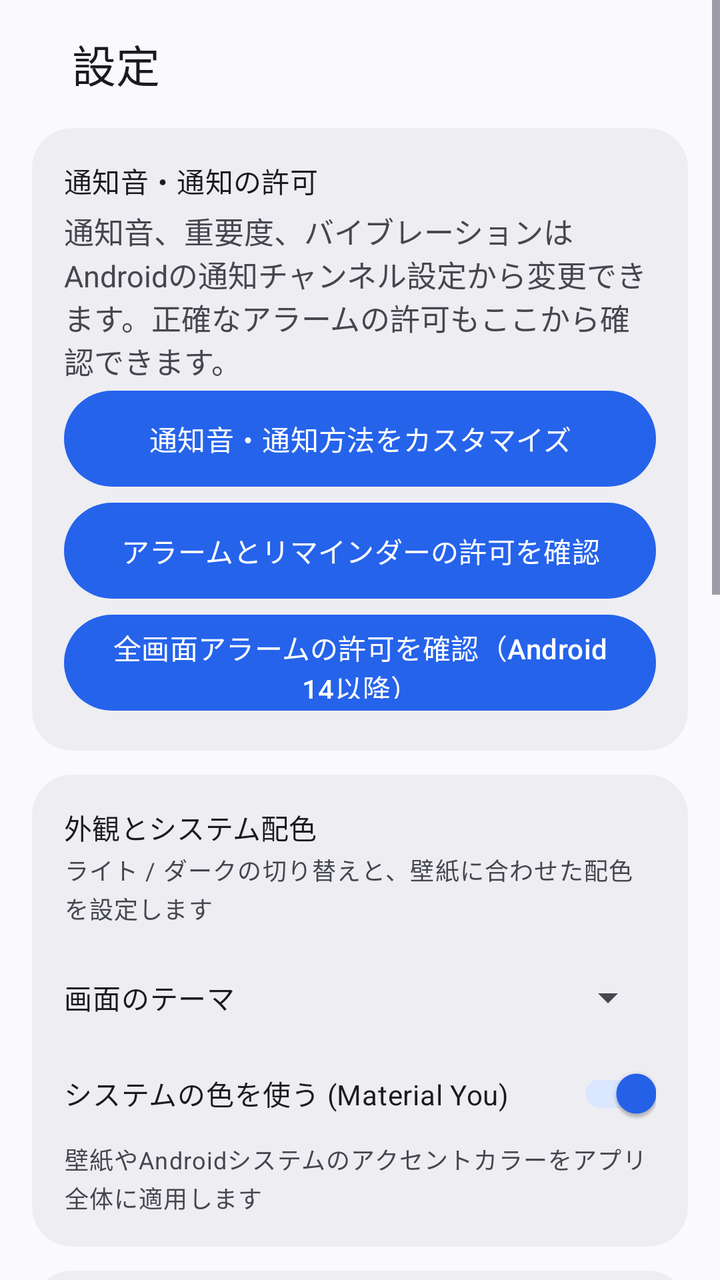
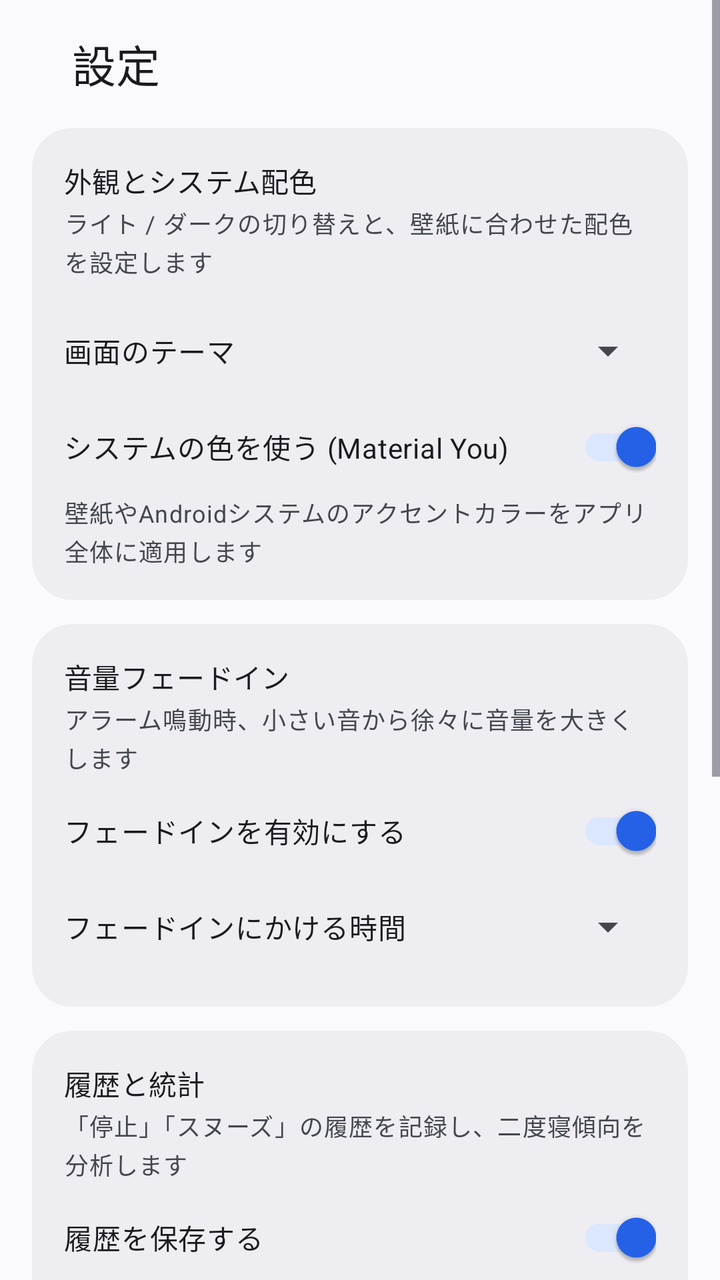

Before-and-after screenshots of an Android layout around one commit, followed by the original layout XML and the change that was made.
<!-- AndroidManifest.xml: application theme Theme.AppAlarm -->
<!-- res/layout/activity_settings.xml -->
<?xml version="1.0" encoding="utf-8"?>
<ScrollView xmlns:android="http://schemas.android.com/apk/res/android" xmlns:app="http://schemas.android.com/apk/res-auto"
    android:layout_width="match_parent"
    android:layout_height="match_parent"
    android:background="?attr/colorSurface"
    android:fitsSystemWindows="true">

    <LinearLayout
        android:layout_width="match_parent"
        android:layout_height="wrap_content"
        android:orientation="vertical"
        android:paddingStart="16dp"
        android:paddingEnd="16dp"
        android:paddingBottom="16dp">

    <LinearLayout
        android:layout_width="match_parent"
        android:layout_height="64dp"
        android:gravity="center_vertical"
        android:orientation="horizontal"
        android:paddingStart="20dp"
        android:paddingEnd="12dp">

        <TextView
            android:layout_width="0dp"
            android:layout_height="wrap_content"
            android:layout_weight="1"
            android:text="@string/settings_title"
            android:textAppearance="?attr/textAppearanceTitleLarge"
            android:textColor="?attr/colorOnSurface" />

    </LinearLayout>

        <com.google.android.material.card.MaterialCardView
            style="@style/Widget.Material3.CardView.Filled"
            android:layout_width="match_parent"
            android:layout_height="wrap_content"
            android:layout_marginBottom="12dp"
            app:cardBackgroundColor="?attr/colorSurfaceContainer"
            app:cardCornerRadius="20dp"
            app:cardElevation="0dp">
            <LinearLayout
                android:layout_width="match_parent"
                android:layout_height="wrap_content"
                android:orientation="vertical"
                android:padding="16dp">
                <TextView android:layout_width="wrap_content" android:layout_height="wrap_content"
                    android:text="通知音・通知の許可" android:textAppearance="?attr/textAppearanceTitleSmall"
                    android:textColor="?attr/colorOnSurface" />
                <TextView android:layout_width="match_parent" android:layout_height="wrap_content"
                    android:text="通知音、重要度、バイブレーションはAndroidの通知チャンネル設定から変更できます。正確なアラームの許可もここから確認できます。"
                    android:textSize="15sp" android:layout_marginTop="4dp" />
                <Button android:id="@+id/btn_notification_settings" android:layout_width="match_parent"
                    android:layout_height="56dp" android:text="通知音・通知方法をカスタマイズ" />
                <Button android:id="@+id/btn_exact_alarm_settings" android:layout_width="match_parent"
                    android:layout_height="56dp" android:text="アラームとリマインダーの許可を確認" />
                <Button android:id="@+id/btn_fullscreen_settings" android:layout_width="match_parent"
                    android:layout_height="56dp" android:text="全画面アラームの許可を確認（Android 14以降）" />
            </LinearLayout>
        </com.google.android.material.card.MaterialCardView>

        <com.google.android.material.card.MaterialCardView
            style="@style/Widget.Material3.CardView.Filled"
            android:layout_width="match_parent"
            android:layout_height="wrap_content"
            android:layout_marginBottom="12dp"
            app:cardBackgroundColor="?attr/colorSurfaceContainer"
            app:cardCornerRadius="20dp"
            app:cardElevation="0dp">

            <LinearLayout
                android:layout_width="match_parent"
                android:layout_height="wrap_content"
                android:orientation="vertical"
                android:padding="16dp">

                <TextView
                    android:layout_width="wrap_content"
                    android:layout_height="wrap_content"
                    android:text="外観とシステム配色"
                    android:textAppearance="?attr/textAppearanceTitleSmall"
                    android:textColor="?attr/colorOnSurface" />
                <TextView
                    android:layout_width="wrap_content"
                    android:layout_height="wrap_content"
                    android:layout_marginTop="2dp"
                    android:layout_marginBottom="8dp"
                    android:text="ライト / ダークの切り替えと、壁紙に合わせた配色を設定します"
                    android:textAppearance="?attr/textAppearanceBodySmall"
                    android:textColor="?attr/colorOnSurfaceVariant" />
                <LinearLayout
                    android:layout_width="match_parent"
                    android:layout_height="wrap_content"
                    android:layout_marginTop="4dp"
                    android:gravity="center_vertical"
                    android:orientation="horizontal">

                    <TextView
                        android:layout_width="0dp"
                        android:layout_height="wrap_content"
                        android:layout_weight="1"
                        android:text="画面のテーマ"
                        android:textAppearance="?attr/textAppearanceBodyMedium"
                        android:textColor="?attr/colorOnSurface" />

                    <Spinner
                        android:id="@+id/spinner_theme_mode"
                        android:layout_width="wrap_content"
                        android:layout_height="48dp" />
                </LinearLayout>
                <androidx.appcompat.widget.SwitchCompat
                    android:id="@+id/switch_dynamic_color"
                    android:layout_width="match_parent"
                    android:layout_height="wrap_content"
                    android:minHeight="48dp"
                    android:text="システムの色を使う (Material You)"
                    android:textColor="?attr/colorOnSurface"
                    android:checked="true" />
                <TextView
                    android:id="@+id/tv_dynamic_color_desc"
                    android:layout_width="wrap_content"
                    android:layout_height="wrap_content"
                    android:text="壁紙やAndroidシステムのアクセントカラーをアプリ全体に適用します"
                    android:textAppearance="?attr/textAppearanceBodySmall"
                    android:textColor="?attr/colorOnSurfaceVariant" />
            </LinearLayout>
        </com.google.android.material.card.MaterialCardView>

        <com.google.android.material.card.MaterialCardView
            style="@style/Widget.Material3.CardView.Filled"
            android:layout_width="match_parent"
            android:layout_height="wrap_content"
            android:layout_marginBottom="12dp"
            app:cardBackgroundColor="?attr/colorSurfaceContainer"
            app:cardCornerRadius="20dp"
            app:cardElevation="0dp">

            <LinearLayout
                android:layout_width="match_parent"
                android:layout_height="wrap_content"
                android:orientation="vertical"
                android:padding="16dp">

                <TextView
                    android:layout_width="wrap_content"
                    android:layout_height="wrap_content"
                    android:text="音量フェードイン"
                    android:textAppearance="?attr/textAppearanceTitleSmall"
                    android:textColor="?attr/colorOnSurface" />
                <TextView
                    android:layout_width="wrap_content"
                    android:layout_height="wrap_content"
                    android:layout_marginTop="2dp"
                    android:layout_marginBottom="4dp"
                    android:text="アラーム鳴動時、小さい音から徐々に音量を大きくします"
                    android:textAppearance="?attr/textAppearanceBodySmall"
                    android:textColor="?attr/colorOnSurfaceVariant" />
                <androidx.appcompat.widget.SwitchCompat
                    android:id="@+id/switch_fade_enabled"
                    android:layout_width="match_parent"
                    android:layout_height="wrap_content"
                    android:minHeight="48dp"
                    android:text="フェードインを有効にする"
                    android:textColor="?attr/colorOnSurface"
                    android:checked="true" />
                <LinearLayout
                    android:id="@+id/layout_fade_duration"
                    android:layout_width="match_parent"
                    android:layout_height="wrap_content"
                    android:gravity="center_vertical"
                    android:orientation="horizontal">

                    <TextView
                        android:layout_width="0dp"
                        android:layout_height="wrap_content"
                        android:layout_weight="1"
                        android:text="フェードインにかける時間"
                        android:textAppearance="?attr/textAppearanceBodyMedium"
                        android:textColor="?attr/colorOnSurface" />

                    <Spinner
                        android:id="@+id/spinner_fade_seconds"
                        android:layout_width="wrap_content"
                        android:layout_height="48dp" />
                </LinearLayout>
            </LinearLayout>
        </com.google.android.material.card.MaterialCardView>

        <com.google.android.material.card.MaterialCardView
            style="@style/Widget.Material3.CardView.Filled"
            android:layout_width="match_parent"
            android:layout_height="wrap_content"
            android:layout_marginBottom="12dp"
            app:cardBackgroundColor="?attr/colorSurfaceContainer"
            app:cardCornerRadius="20dp"
            app:cardElevation="0dp">

            <LinearLayout
                android:layout_width="match_parent"
                android:layout_height="wrap_content"
                android:orientation="vertical"
                android:padding="16dp">

                <TextView
                    android:layout_width="wrap_content"
                    android:layout_height="wrap_content"
                    android:text="履歴と統計"
                    android:textAppearance="?attr/textAppearanceTitleSmall"
                    android:textColor="?attr/colorOnSurface" />
                <TextView
                    android:layout_width="wrap_content"
                    android:layout_height="wrap_content"
                    android:layout_marginTop="2dp"
                    android:layout_marginBottom="4dp"
                    android:text="「停止」「スヌーズ」の履歴を記録し、二度寝傾向を分析します"
                    android:textAppearance="?attr/textAppearanceBodySmall"
                    android:textColor="?attr/colorOnSurfaceVariant" />
                <androidx.appcompat.widget.SwitchCompat
                    android:id="@+id/switch_history_enabled"
                    android:layout_width="match_parent"
                    android:layout_height="wrap_content"
                    android:minHeight="48dp"
                    android:text="履歴を保存する"
                    android:textColor="?attr/colorOnSurface"
                    android:checked="true" />
                <Button
                    android:id="@+id/btn_open_history"
                    style="@style/Widget.Material3.Button.OutlinedButton"
                    android:layout_width="match_parent"
                    android:layout_height="wrap_content"
                    android:layout_marginTop="8dp"
                    android:text="履歴・統計を確認する"
                    android:textColor="?attr/colorPrimary" />
            </LinearLayout>
        </com.google.android.material.card.MaterialCardView>

        <com.google.android.material.card.MaterialCardView
            style="@style/Widget.Material3.CardView.Filled"
            android:layout_width="match_parent"
            android:layout_height="wrap_content"
            android:layout_marginBottom="12dp"
            app:cardBackgroundColor="?attr/colorSurfaceContainer"
            app:cardCornerRadius="20dp"
            app:cardElevation="0dp">

            <LinearLayout
                android:layout_width="match_parent"
                android:layout_height="wrap_content"
                android:orientation="vertical"
                android:padding="16dp">

                <TextView
                    android:layout_width="wrap_content"
                    android:layout_height="wrap_content"
                    android:text="再通知 (スヌーズ)"
                    android:textAppearance="?attr/textAppearanceTitleSmall"
                    android:textColor="?attr/colorOnSurface" />
                <LinearLayout
                    android:layout_width="match_parent"
                    android:layout_height="wrap_content"
                    android:layout_marginTop="4dp"
                    android:gravity="center_vertical"
                    android:orientation="horizontal">

                    <TextView
                        android:layout_width="0dp"
                        android:layout_height="wrap_content"
                        android:layout_weight="1"
                        android:text="再通知までの時間"
                        android:textAppearance="?attr/textAppearanceBodyMedium"
                        android:textColor="?attr/colorOnSurface" />

                    <Spinner
                        android:id="@+id/spinner_snooze_minutes"
                        android:layout_width="wrap_content"
                        android:layout_height="48dp" />
                </LinearLayout>
                <LinearLayout
                    android:layout_width="match_parent"
                    android:layout_height="wrap_content"
                    android:layout_marginTop="4dp"
                    android:gravity="center_vertical"
                    android:orientation="horizontal">

                    <TextView
                        android:layout_width="0dp"
                        android:layout_height="wrap_content"
                        android:layout_weight="1"
                        android:text="再通知の上限回数"
                        android:textAppearance="?attr/textAppearanceBodyMedium"
                        android:textColor="?attr/colorOnSurface" />

                    <Spinner
                        android:id="@+id/spinner_max_snooze"
                        android:layout_width="wrap_content"
                        android:layout_height="48dp" />
                </LinearLayout>
            </LinearLayout>
        </com.google.android.material.card.MaterialCardView>

        <com.google.android.material.card.MaterialCardView
            style="@style/Widget.Material3.CardView.Filled"
            android:layout_width="match_parent"
            android:layout_height="wrap_content"
            android:layout_marginBottom="0dp"
            app:cardBackgroundColor="?attr/colorSurfaceContainer"
            app:cardCornerRadius="20dp"
            app:cardElevation="0dp">

            <LinearLayout
                android:layout_width="match_parent"
                android:layout_height="wrap_content"
                android:orientation="vertical"
                android:padding="16dp">

                <TextView
                    android:layout_width="wrap_content"
                    android:layout_height="wrap_content"
                    android:text="バックアップと復元"
                    android:textAppearance="?attr/textAppearanceTitleSmall"
                    android:textColor="?attr/colorOnSurface" />
                <TextView
                    android:layout_width="wrap_content"
                    android:layout_height="wrap_content"
                    android:layout_marginTop="2dp"
                    android:layout_marginBottom="4dp"
                    android:text="アラーム設定をクリップボード経由で保存・復元します"
                    android:textAppearance="?attr/textAppearanceBodySmall"
                    android:textColor="?attr/colorOnSurfaceVariant" />
                <LinearLayout
                    android:layout_width="match_parent"
                    android:layout_height="wrap_content"
                    android:orientation="horizontal">

                <Button
                    android:id="@+id/btn_export_backup"
                    style="@style/Widget.Material3.Button.OutlinedButton"
                    android:layout_width="0dp"
                    android:layout_weight="1"
                    android:layout_height="wrap_content"
                    android:layout_marginEnd="6dp"
                    android:text="書き出し"
                    android:textColor="?attr/colorPrimary" />
                <Button
                    android:id="@+id/btn_import_backup"
                    style="@style/Widget.Material3.Button.OutlinedButton"
                    android:layout_width="0dp"
                    android:layout_weight="1"
                    android:layout_height="wrap_content"
                    android:layout_marginStart="6dp"
                    android:text="復元"
                    android:textColor="?attr/colorPrimary" />
                </LinearLayout>
            </LinearLayout>
        </com.google.android.material.card.MaterialCardView>

    </LinearLayout>
</ScrollView>
<!-- resources referenced by this layout -->
<resources>
  <string name="settings_title">設定</string>
  <style name="Theme.AppAlarm" parent="Theme.Material3.DayNight.NoActionBar">
          <item name="colorPrimary">#2563EB</item>
          <item name="colorOnPrimary">#FFFFFF</item>
          <item name="colorPrimaryContainer">#DBE6FF</item>
          <item name="colorOnPrimaryContainer">#001A41</item>
          <item name="colorSecondary">#575E71</item>
          <item name="colorOnSecondary">#FFFFFF</item>
          <item name="colorSecondaryContainer">#DBE2F9</item>
          <item name="colorOnSecondaryContainer">#141B2C</item>
          <item name="android:colorBackground">#FAF9FD</item>
          <item name="colorSurface">#FAF9FD</item>
          <item name="colorOnSurface">#1A1B20</item>
          <item name="colorSurfaceVariant">#E1E2EC</item>
          <item name="colorOnSurfaceVariant">#44474F</item>
          <item name="colorSurfaceContainerLowest">#FFFFFF</item>
          <item name="colorSurfaceContainerLow">#F4F3F7</item>
          <item name="colorSurfaceContainer">#EEEDF1</item>
          <item name="colorSurfaceContainerHigh">#E8E7EB</item>
          <item name="colorSurfaceContainerHighest">#E3E2E6</item>
          <item name="colorOutline">#74777F</item>
          <item name="colorOutlineVariant">#C4C6D0</item>
          <item name="colorError">#BA1A1A</item>
          <item name="colorOnError">#FFFFFF</item>
          <item name="android:statusBarColor">?attr/colorSurface</item>
          <item name="android:navigationBarColor">?attr/colorSurface</item>
          <item name="android:windowLightStatusBar">true</item>
          <item name="android:windowLightNavigationBar">true</item>
      </style>
</resources>

<!-- the commit's change to res/layout/activity_settings.xml (unified diff, before → after) -->
@@ -39,34 +39,6 @@
             app:cardBackgroundColor="?attr/colorSurfaceContainer"
             app:cardCornerRadius="20dp"
             app:cardElevation="0dp">
-            <LinearLayout
-                android:layout_width="match_parent"
-                android:layout_height="wrap_content"
-                android:orientation="vertical"
-                android:padding="16dp">
-                <TextView android:layout_width="wrap_content" android:layout_height="wrap_content"
-                    android:text="通知音・通知の許可" android:textAppearance="?attr/textAppearanceTitleSmall"
-                    android:textColor="?attr/colorOnSurface" />
-                <TextView android:layout_width="match_parent" android:layout_height="wrap_content"
-                    android:text="通知音、重要度、バイブレーションはAndroidの通知チャンネル設定から変更できます。正確なアラームの許可もここから確認できます。"
-                    android:textSize="15sp" android:layout_marginTop="4dp" />
-                <Button android:id="@+id/btn_notification_settings" android:layout_width="match_parent"
-                    android:layout_height="56dp" android:text="通知音・通知方法をカスタマイズ" />
-                <Button android:id="@+id/btn_exact_alarm_settings" android:layout_width="match_parent"
-                    android:layout_height="56dp" android:text="アラームとリマインダーの許可を確認" />
-                <Button android:id="@+id/btn_fullscreen_settings" android:layout_width="match_parent"
-                    android:layout_height="56dp" android:text="全画面アラームの許可を確認（Android 14以降）" />
-            </LinearLayout>
-        </com.google.android.material.card.MaterialCardView>
-
-        <com.google.android.material.card.MaterialCardView
-            style="@style/Widget.Material3.CardView.Filled"
-            android:layout_width="match_parent"
-            android:layout_height="wrap_content"
-            android:layout_marginBottom="12dp"
-            app:cardBackgroundColor="?attr/colorSurfaceContainer"
-            app:cardCornerRadius="20dp"
-            app:cardElevation="0dp">
 
             <LinearLayout
                 android:layout_width="match_parent"
@@ -324,7 +296,7 @@
                     android:layout_height="wrap_content"
                     android:layout_marginTop="2dp"
                     android:layout_marginBottom="4dp"
-                    android:text="アラーム設定をクリップボード経由で保存・復元します"
+                    android:text="Androidの保存先からGoogle Drive等を選び、設定を保存・復元できます"
                     android:textAppearance="?attr/textAppearanceBodySmall"
                     android:textColor="?attr/colorOnSurfaceVariant" />
                 <LinearLayout
